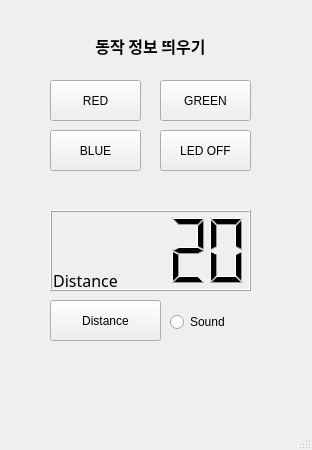
First picture: the form in homework/homework.ui, repository som7199/raspi-2024, before the edit.
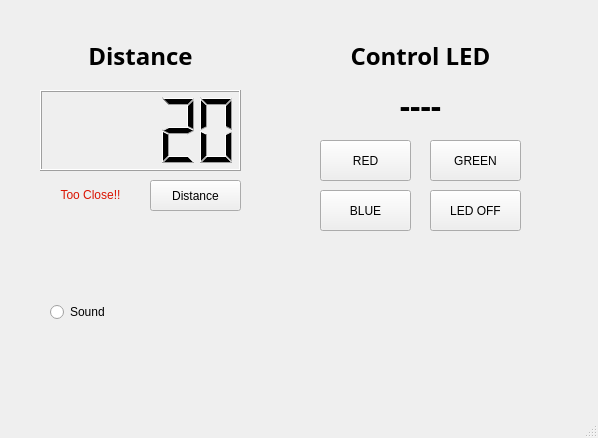
Second picture: the form after the edit.

Commit message: raspi day07

The edit to the form file:
```diff
--- a/homework/homework.ui
+++ b/homework/homework.ui
@@ -6,51 +6,19 @@
    <rect>
     <x>0</x>
     <y>0</y>
-    <width>312</width>
-    <height>450</height>
+    <width>598</width>
+    <height>438</height>
    </rect>
   </property>
   <property name="windowTitle">
    <string>MainWindow</string>
   </property>
   <widget class="QWidget" name="centralwidget">
-   <widget class="QLabel" name="lblDist">
-    <property name="geometry">
-     <rect>
-      <x>50</x>
-      <y>270</y>
-      <width>71</width>
-      <height>21</height>
-     </rect>
-    </property>
-    <property name="font">
-     <font>
-      <family>나눔고딕코딩</family>
-      <pointsize>12</pointsize>
-      <weight>50</weight>
-      <bold>false</bold>
-      <underline>false</underline>
-      <kerning>true</kerning>
-     </font>
-    </property>
-    <property name="layoutDirection">
-     <enum>Qt::LeftToRight</enum>
-    </property>
-    <property name="text">
-     <string>Distance</string>
-    </property>
-    <property name="textFormat">
-     <enum>Qt::AutoText</enum>
-    </property>
-    <property name="alignment">
-     <set>Qt::AlignCenter</set>
-    </property>
-   </widget>
    <widget class="QLCDNumber" name="lcdNumber">
     <property name="geometry">
      <rect>
-      <x>50</x>
-      <y>210</y>
+      <x>40</x>
+      <y>90</y>
       <width>201</width>
       <height>81</height>
      </rect>
@@ -76,10 +44,10 @@
    <widget class="QPushButton" name="ultraBtn">
     <property name="geometry">
      <rect>
-      <x>50</x>
-      <y>300</y>
-      <width>111</width>
-      <height>41</height>
+      <x>150</x>
+      <y>180</y>
+      <width>91</width>
+      <height>31</height>
      </rect>
     </property>
     <property name="text">
@@ -89,23 +57,23 @@
    <widget class="QLabel" name="lblInfo">
     <property name="geometry">
      <rect>
-      <x>30</x>
-      <y>20</y>
-      <width>241</width>
+      <x>320</x>
+      <y>80</y>
+      <width>201</width>
       <height>51</height>
      </rect>
     </property>
     <property name="font">
      <font>
       <family>나눔고딕코딩</family>
-      <pointsize>12</pointsize>
+      <pointsize>24</pointsize>
       <weight>75</weight>
       <bold>true</bold>
       <kerning>true</kerning>
      </font>
     </property>
     <property name="text">
-     <string>동작 정보 띄우기</string>
+     <string>----</string>
     </property>
     <property name="textFormat">
      <enum>Qt::AutoText</enum>
@@ -117,8 +85,8 @@
    <widget class="QPushButton" name="ledRed">
     <property name="geometry">
      <rect>
-      <x>50</x>
-      <y>80</y>
+      <x>320</x>
+      <y>140</y>
       <width>91</width>
       <height>41</height>
      </rect>
@@ -130,8 +98,8 @@
    <widget class="QPushButton" name="ledGreen">
     <property name="geometry">
      <rect>
-      <x>160</x>
-      <y>80</y>
+      <x>430</x>
+      <y>140</y>
       <width>91</width>
       <height>41</height>
      </rect>
@@ -143,8 +111,8 @@
    <widget class="QPushButton" name="ledOff">
     <property name="geometry">
      <rect>
-      <x>160</x>
-      <y>130</y>
+      <x>430</x>
+      <y>190</y>
       <width>91</width>
       <height>41</height>
      </rect>
@@ -156,8 +124,8 @@
    <widget class="QPushButton" name="ledBlue">
     <property name="geometry">
      <rect>
-      <x>50</x>
-      <y>130</y>
+      <x>320</x>
+      <y>190</y>
       <width>91</width>
       <height>41</height>
      </rect>
@@ -169,8 +137,8 @@
    <widget class="QRadioButton" name="rdoPiezo">
     <property name="geometry">
      <rect>
-      <x>170</x>
-      <y>310</y>
+      <x>50</x>
+      <y>300</y>
       <width>81</width>
       <height>24</height>
      </rect>
@@ -179,6 +147,78 @@
      <string>Sound</string>
     </property>
    </widget>
+   <widget class="QLabel" name="lblLight">
+    <property name="geometry">
+     <rect>
+      <x>320</x>
+      <y>40</y>
+      <width>201</width>
+      <height>31</height>
+     </rect>
+    </property>
+    <property name="font">
+     <font>
+      <family>나눔고딕코딩</family>
+      <pointsize>18</pointsize>
+      <weight>75</weight>
+      <bold>true</bold>
+      <kerning>true</kerning>
+     </font>
+    </property>
+    <property name="text">
+     <string>Control LED</string>
+    </property>
+    <property name="textFormat">
+     <enum>Qt::AutoText</enum>
+    </property>
+    <property name="alignment">
+     <set>Qt::AlignCenter</set>
+    </property>
+   </widget>
+   <widget class="QLabel" name="lblDist">
+    <property name="geometry">
+     <rect>
+      <x>40</x>
+      <y>40</y>
+      <width>201</width>
+      <height>31</height>
+     </rect>
+    </property>
+    <property name="font">
+     <font>
+      <family>나눔고딕코딩</family>
+      <pointsize>18</pointsize>
+      <weight>75</weight>
+      <bold>true</bold>
+      <kerning>true</kerning>
+     </font>
+    </property>
+    <property name="text">
+     <string>Distance</string>
+    </property>
+    <property name="textFormat">
+     <enum>Qt::AutoText</enum>
+    </property>
+    <property name="alignment">
+     <set>Qt::AlignCenter</set>
+    </property>
+   </widget>
+   <widget class="QLabel" name="lblWarning">
+    <property name="geometry">
+     <rect>
+      <x>40</x>
+      <y>180</y>
+      <width>101</width>
+      <height>31</height>
+     </rect>
+    </property>
+    <property name="text">
+     <string>&lt;html&gt;&lt;head/&gt;&lt;body&gt;&lt;p&gt;&lt;span style=&quot; color:#da1402;&quot;&gt;Too Close!!&lt;/span&gt;&lt;/p&gt;&lt;/body&gt;&lt;/html&gt;</string>
+    </property>
+    <property name="alignment">
+     <set>Qt::AlignCenter</set>
+    </property>
+   </widget>
   </widget>
   <widget class="QMenuBar" name="menubar">
    <property name="geometry">
```
Left out of the diff: 2 changed lines with no effect on the pictures. The commit also changes 1 other file.
